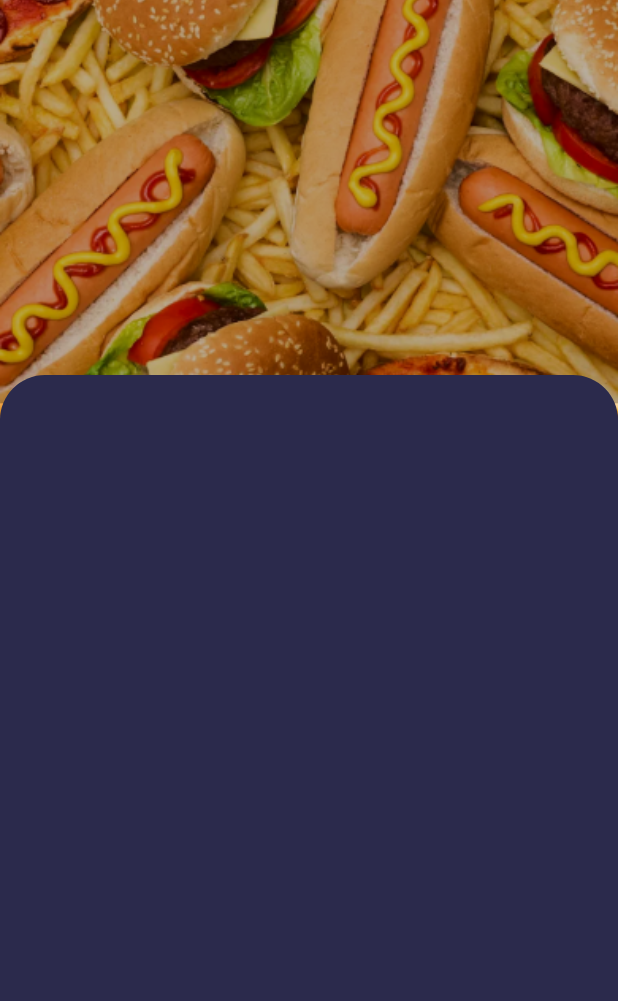
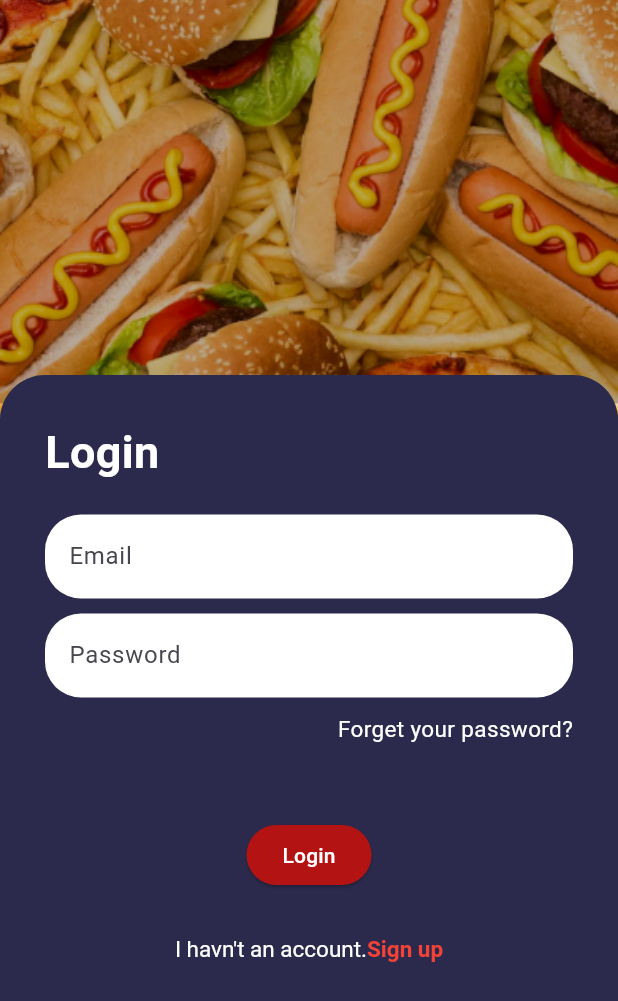
Before and after one commit to migarakavishan/bun_app, a Flutter app: the screen it shows after launch, on a phone screen of 412 x 824 dp. Shown: the top 1001 px of the screen. Run offline on Flutter 3.47's test engine with Material 3 defaults, Android fonts, the phone set to English and light mode, and no system bars.

Commit message:
"Added login form UI components to LoginScreen"

```diff
--- a/lib/login/login_screen.dart
+++ b/lib/login/login_screen.dart
@@ -1,3 +1,4 @@
+import 'package:flutter/gestures.dart';
 import 'package:flutter/material.dart';
 
 class LoginScreen extends StatefulWidget {
@@ -20,9 +21,8 @@ class _LoginScreenState extends State<LoginScreen> {
                 height: 300,
                 width: size.width * 1,
                 decoration: const BoxDecoration(
-
                     image: DecorationImage(
-                      fit: BoxFit.cover,
+                        fit: BoxFit.cover,
                         image: AssetImage('assets/images/bunbg.png'))),
               )),
           Positioned(
@@ -35,6 +35,92 @@ class _LoginScreenState extends State<LoginScreen> {
                     borderRadius: BorderRadius.only(
                         topLeft: Radius.circular(30),
                         topRight: Radius.circular(30))),
+                child: Padding(
+                  padding: const EdgeInsets.all(30.0),
+                  child: Column(
+                    children: [
+                      const Row(
+                        children: [
+                          Text(
+                            "Login",
+                            style: TextStyle(
+                                color: Colors.white,
+                                fontSize: 30,
+                                fontWeight: FontWeight.bold),
+                          ),
+                        ],
+                      ),
+                      const SizedBox(
+                        height: 20,
+                      ),
+                      TextField(
+                        decoration: InputDecoration(
+                          fillColor: Colors.white,
+                          filled: true,
+                          hintText: 'Email',
+                          border: OutlineInputBorder(
+                            borderSide: BorderSide.none,
+                            borderRadius: BorderRadius.circular(24),
+                          ),
+                        ),
+                      ),
+                      const SizedBox(
+                        height: 10,
+                      ),
+                      TextField(
+                        decoration: InputDecoration(
+                          fillColor: Colors.white,
+                          filled: true,
+                          hintText: 'Password',
+                          border: OutlineInputBorder(
+                            borderSide: BorderSide.none,
+                            borderRadius: BorderRadius.circular(24),
+                          ),
+                        ),
+                      ),
+                      const SizedBox(
+                        height: 10,
+                      ),
+                      const Row(
+                        mainAxisAlignment: MainAxisAlignment.end,
+                        children: [
+                          Text(
+                            "Forget your password?",
+                            style: TextStyle(color: Colors.white, fontSize: 15),
+                          ),
+                        ],
+                      ),
+                      const SizedBox(
+                        height: 50,
+                      ),
+                      ElevatedButton(
+                          style: ElevatedButton.styleFrom(
+                              backgroundColor: const Color(0xffB31312)),
+                          onPressed: () {},
+                          child: const Text(
+                            "Login",
+                            style: TextStyle(color: Colors.white),
+                          )),
+                      const SizedBox(
+                        height: 30,
+                      ),
+                      RichText(
+                          text: TextSpan(
+                              text: "I havn't an account.",
+                              style: const TextStyle(
+                                  color: Colors.white, fontSize: 15),
+                              children: [
+                            TextSpan(
+                                recognizer: TapGestureRecognizer()
+                                  ..onTap = () {},
+                                text: "Sign up",
+                                style: const TextStyle(
+                                    color: Colors.red,
+                                    fontWeight: FontWeight.bold))
+                          ])),
+                    ],
+                  ),
+                ),
               )),
         ],
       ),
```
